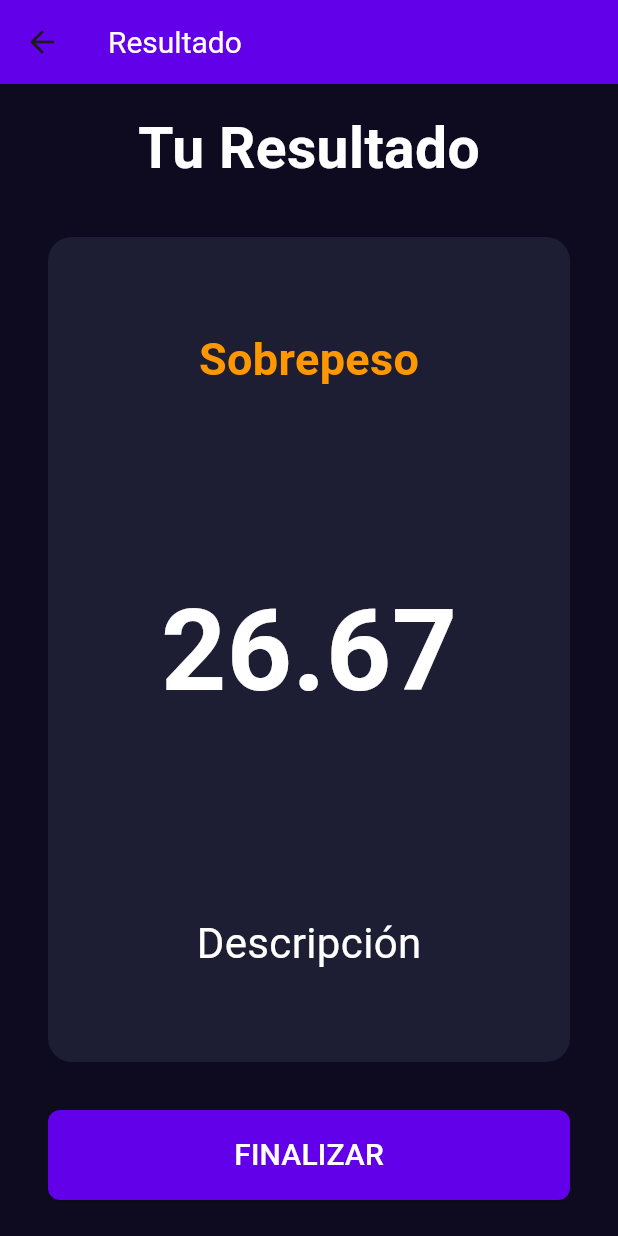
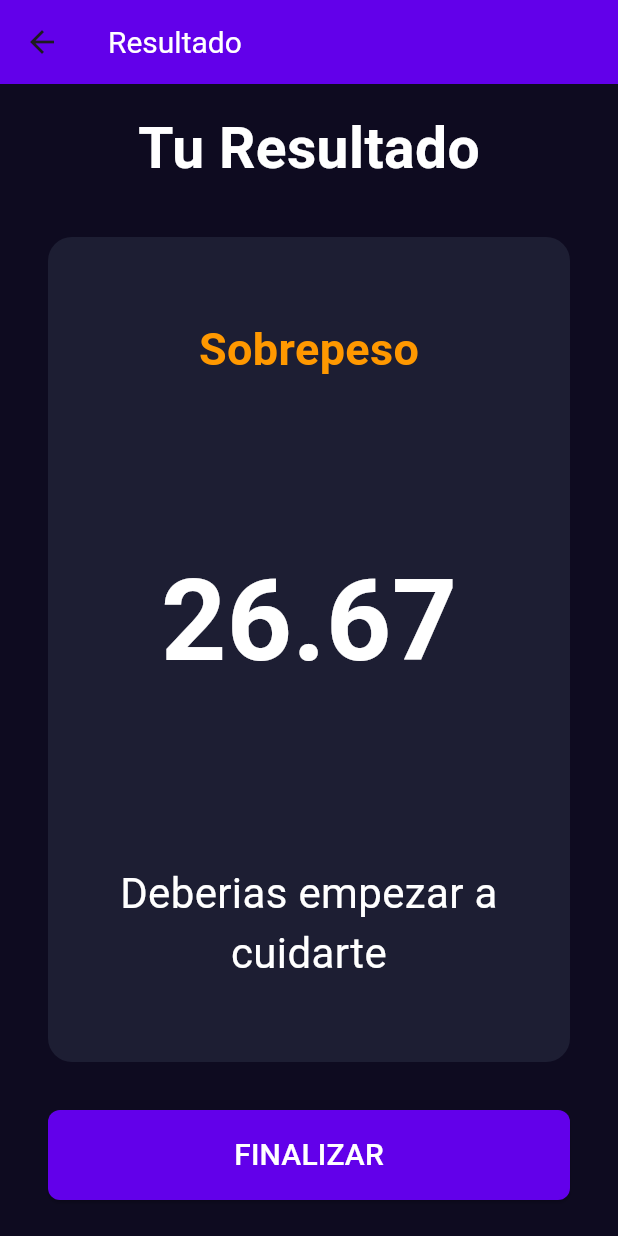
Before and after one commit to TaZZiTo/imc_calculator, a Flutter app: the screen it shows after launch, after a tap on "CALCULAR", on a phone screen of 412 x 824 dp. Run offline on Flutter 3.47's test engine with Material 3 defaults, Android fonts, the phone set to English and light mode, and no system bars.

Commit message:
Finalizada pantalla secundaria

```diff
--- a/lib/screens/imc_home_screen.dart
+++ b/lib/screens/imc_home_screen.dart
@@ -66,7 +66,7 @@ class _ImcHomeScreenState extends State<ImcHomeScreen> {
         ),
         Spacer(),
         Padding(
-          padding: const EdgeInsets.all(16),
+          padding: const EdgeInsets.only(left: 16,right: 16, bottom: 24),
           child: SizedBox(
             height: 60,
             width: double.infinity,
--- a/lib/screens/imc_results_screen.dart
+++ b/lib/screens/imc_results_screen.dart
@@ -25,11 +25,11 @@ class ImcResultsScreen extends StatelessWidget {
     return Scaffold(
       backgroundColor: AppColors.background,
       appBar: toolbarResult(),
-      body: bodyResult(),
+      body: bodyResult(context),
     );
   }
 
-  Padding bodyResult() {
+  Padding bodyResult(BuildContext context) {
     double fixedHeight = height / 100;
     double imcResult = weight / (fixedHeight * fixedHeight);
     return Padding(
@@ -67,7 +67,7 @@ class ImcResultsScreen extends StatelessWidget {
                   //crossAxisAlignment: CrossAxisAlignment.center,
                   children: [
                     Text(
-                      '${getTextByImc(imcResult)}',
+                      getTextByImc(imcResult),
                       style: TextStyle(
                         fontSize: 30,
                         fontWeight: FontWeight.w600,
@@ -83,8 +83,8 @@ class ImcResultsScreen extends StatelessWidget {
                       ),
                     ),
                     Text(
-                      'Descripción',
-                      style: TextStyle(fontSize: 28, color: Colors.white),
+                      imcDescription(imcResult),
+                      style: TextStyle(fontSize: 28, color: Colors.white), textAlign: TextAlign.center,
                     ),
                   ],
                 ),
@@ -97,7 +97,9 @@ class ImcResultsScreen extends StatelessWidget {
               height: 60,
               width: double.infinity,
               child: ElevatedButton(
-                onPressed: () {},
+                onPressed: () {
+                  Navigator.pop(context);
+                },
                 style: ButtonStyle(
                   shape: WidgetStatePropertyAll(
                     RoundedRectangleBorder(
@@ -139,4 +141,13 @@ class ImcResultsScreen extends StatelessWidget {
     _ => 'OBESIDAD',
     };
   }
+
+  String imcDescription(double imcResult) {
+    return switch(imcResult){
+      <18.5 => 'Deberias intentar subir un poco de peso',
+      <24.9 => 'Estás en tu peso ideal',
+      <29.99 => 'Deberias empezar a cuidarte',
+      _ => 'El momento es ahora, la salud es lo primero',
+    };
+  }
 }
```
